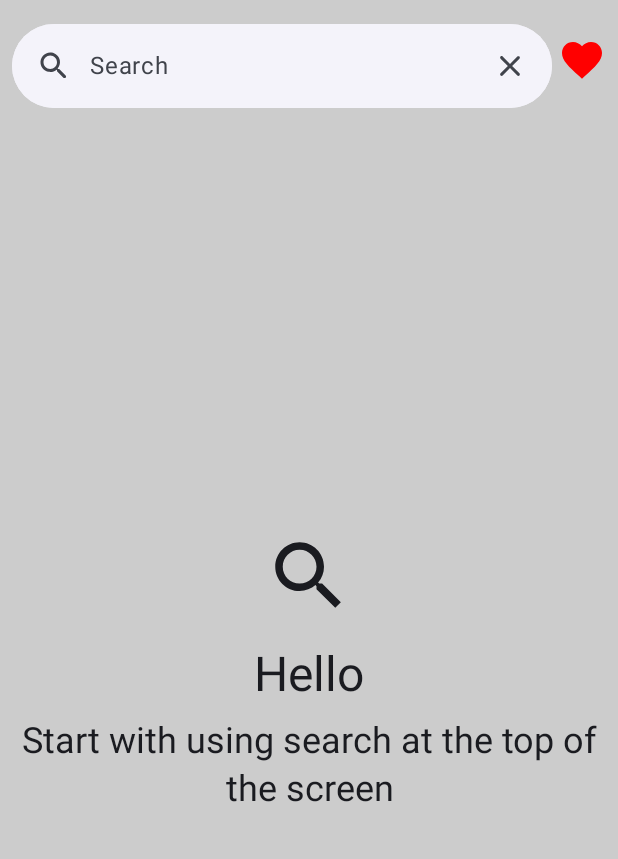
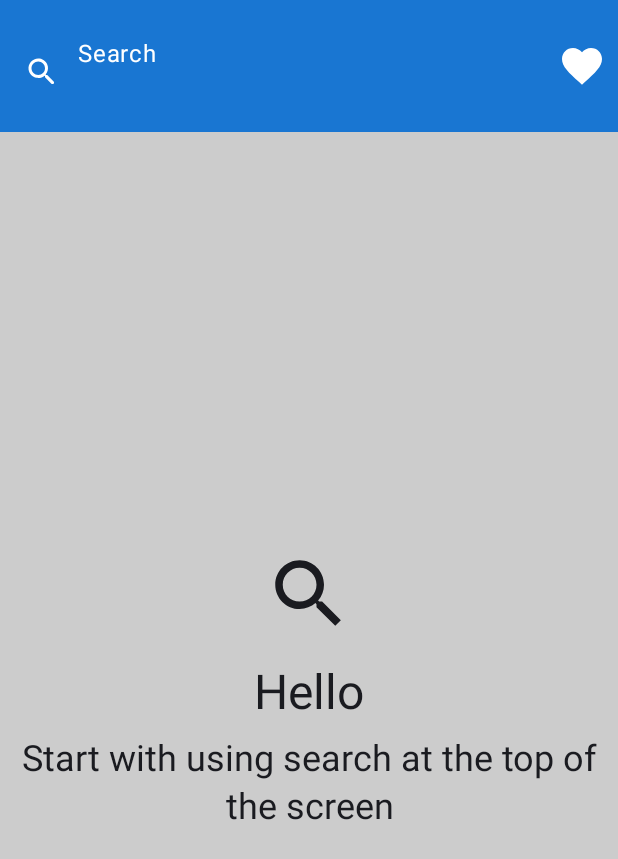
Before and after one commit to ristic23/AktiiaFoursquare, an Android app built with Jetpack Compose: the screen it shows after launch (MainActivity), on a phone screen of 412 x 824 dp. Shown: the top 859 px of the screen. Run offline under Robolectric (Android 15) with nearby library versions, the phone set to English and light mode, and no system bars; our stand-ins replace Room's generated code; libraries missing offline, so code that uses them is left out: com.jakewharton.retrofit2.

Commit message:
Update SearchBar design to look more like TopToolbar

```diff
--- a/features/search/presentation/src/main/java/com/aktiia/features/search/presentation/SearchScreen.kt
+++ b/features/search/presentation/src/main/java/com/aktiia/features/search/presentation/SearchScreen.kt
@@ -26,6 +26,7 @@ import androidx.compose.material3.MaterialTheme
 import androidx.compose.material3.SearchBar
 import androidx.compose.material3.SearchBarDefaults
 import androidx.compose.material3.Text
+import androidx.compose.material3.TextFieldDefaults
 import androidx.compose.runtime.Composable
 import androidx.compose.runtime.getValue
 import androidx.compose.runtime.mutableStateOf
@@ -34,7 +35,6 @@ import androidx.compose.runtime.setValue
 import androidx.compose.ui.Alignment
 import androidx.compose.ui.Modifier
 import androidx.compose.ui.graphics.Color
-import androidx.compose.ui.res.colorResource
 import androidx.compose.ui.res.stringResource
 import androidx.compose.ui.tooling.preview.Preview
 import androidx.compose.ui.unit.dp
@@ -71,17 +71,18 @@ private fun SearchScreen(
         modifier = Modifier
             .fillMaxSize()
             .background(Color.LightGray)
-            .padding(vertical = 8.dp)
-            .padding(horizontal = 8.dp)
     ) {
         var searchQuery by remember { mutableStateOf("") }
         var active by remember { mutableStateOf(false) }
+        val backgroundColor = Color(0xFF1976D2)
 
         Row(
             modifier = Modifier
-                .fillMaxWidth(),
+                .fillMaxWidth()
+                .background(backgroundColor),
             verticalAlignment = Alignment.CenterVertically
         ) {
+            val contentColor = Color.White
             SearchBar(
                 modifier = Modifier
                     .weight(1f),
@@ -93,22 +94,29 @@ private fun SearchScreen(
                 },
                 active = active,
                 onActiveChange = { /*active = it*/ },
-                placeholder = { Text("Search") },
+                placeholder = {
+                    Text(
+                        text = stringResource(R.string.search),
+                        color = contentColor
+                    )
+                },
                 leadingIcon = {
                     Icon(
                         imageVector = Icons.Rounded.Search,
-                        contentDescription = null,
-                        tint = MaterialTheme.colorScheme.onSurfaceVariant,
+                        contentDescription = "Search icon",
+                        tint = contentColor,
                     )
                 },
                 trailingIcon = {
-                    if (state.isLoading) {
+                    when {
+                        state.isLoading -> {
                             CircularProgressIndicator(
                                 modifier = Modifier.size(24.dp),
-                            color = Color.Green,
+                                color = contentColor,
                                 strokeWidth = 3.dp,
                             )
-                    } else {
+                        }
+                        searchQuery.isNotBlank() -> {
                             Icon(
                                 modifier = Modifier
                                     .clickable {
@@ -116,24 +124,33 @@ private fun SearchScreen(
                                         onAction(OnSearchClear)
                                     },
                                 imageVector = Icons.Rounded.Close,
-                            contentDescription = null
+                                contentDescription = "Clear search",
+                                tint = contentColor,
                             )
+                        }
                     }
                 },
                 colors = SearchBarDefaults.colors(
-                    containerColor = MaterialTheme.colorScheme.surfaceContainerLow,
+                    containerColor = Color.Transparent,
+                    dividerColor = Color.Transparent,
+                    inputFieldColors = TextFieldDefaults.colors(
+                        focusedContainerColor = Color.Transparent,
+                        unfocusedContainerColor = Color.Transparent,
+                        disabledContainerColor = Color.Transparent,
+                        focusedTextColor = contentColor,
+                        unfocusedTextColor = contentColor,
+                        cursorColor = contentColor,
+                        focusedPlaceholderColor = contentColor.copy(alpha = 0.6f),
+                        unfocusedPlaceholderColor = contentColor.copy(alpha = 0.6f),
+                        focusedLeadingIconColor = contentColor,
+                        unfocusedLeadingIconColor = contentColor,
+                        focusedTrailingIconColor = contentColor,
+                        unfocusedTrailingIconColor = contentColor,
+                    )
                 ),
                 tonalElevation = 0.dp,
                 content = {}
             )
-//            Spacer(modifier = Modifier.width(4.dp))
-//            Icon(
-//                modifier = Modifier
-//                    .size(32.dp)
-//                    .clickable(onClick = {}),
-//                imageVector = Icons.Filled.Settings,
-//                contentDescription = "Database",
-//            )
             Spacer(modifier = Modifier.width(4.dp))
             Icon(
                 modifier = Modifier
@@ -141,9 +158,9 @@ private fun SearchScreen(
                     .clickable(onClick = { onFavoriteClick() }),
                 imageVector = Icons.Filled.Favorite,
                 contentDescription = "Favorites",
-                tint = Color.Red,
+                tint = contentColor,
             )
-
+            Spacer(modifier = Modifier.width(8.dp))
         }
         Spacer(modifier = Modifier.height(8.dp))
         when {
@@ -155,6 +172,7 @@ private fun SearchScreen(
                     message = stringResource(R.string.allIsEmptyMessage),
                 )
             }
+
             state.isEmptyResult -> {
                 WarningScreenState(
                     modifier = Modifier.fillMaxSize(),
@@ -206,7 +224,9 @@ private fun ColumnScope.PlacesList(
 
     Spacer(modifier = Modifier.height(8.dp))
     LazyColumn(
-        modifier = Modifier.fillMaxSize()
+        modifier = Modifier
+            .fillMaxSize()
+            .padding(horizontal = 16.dp)
     ) {
         items(
             if (state.showCachedPlaces) {
--- a/features/search/presentation/src/main/res/values/strings.xml
+++ b/features/search/presentation/src/main/res/values/strings.xml
@@ -8,4 +8,5 @@
     <string name="errorResultMessage">Error occured, please check internet connection and try again</string>
     <string name="allIsEmptyTitle">Hello</string>
     <string name="allIsEmptyMessage">Start with using search at the top of the screen</string>
+    <string name="search">Search\n</string>
 </resources>
```
Lines whose indentation alone changed are shown as unchanged.
